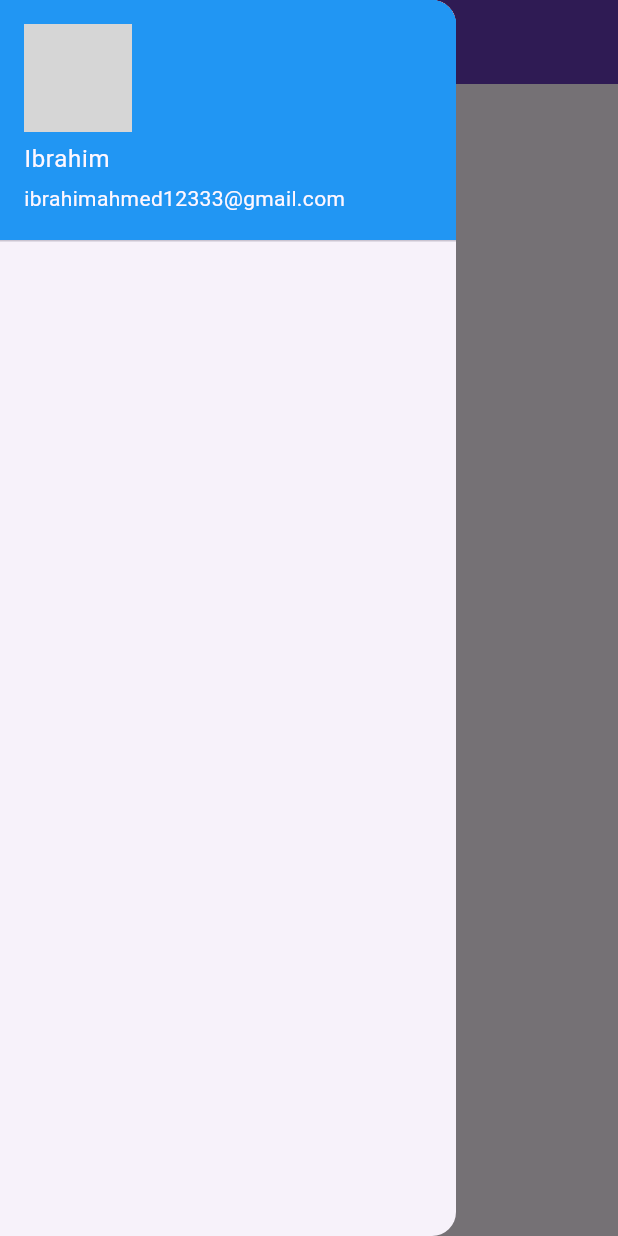
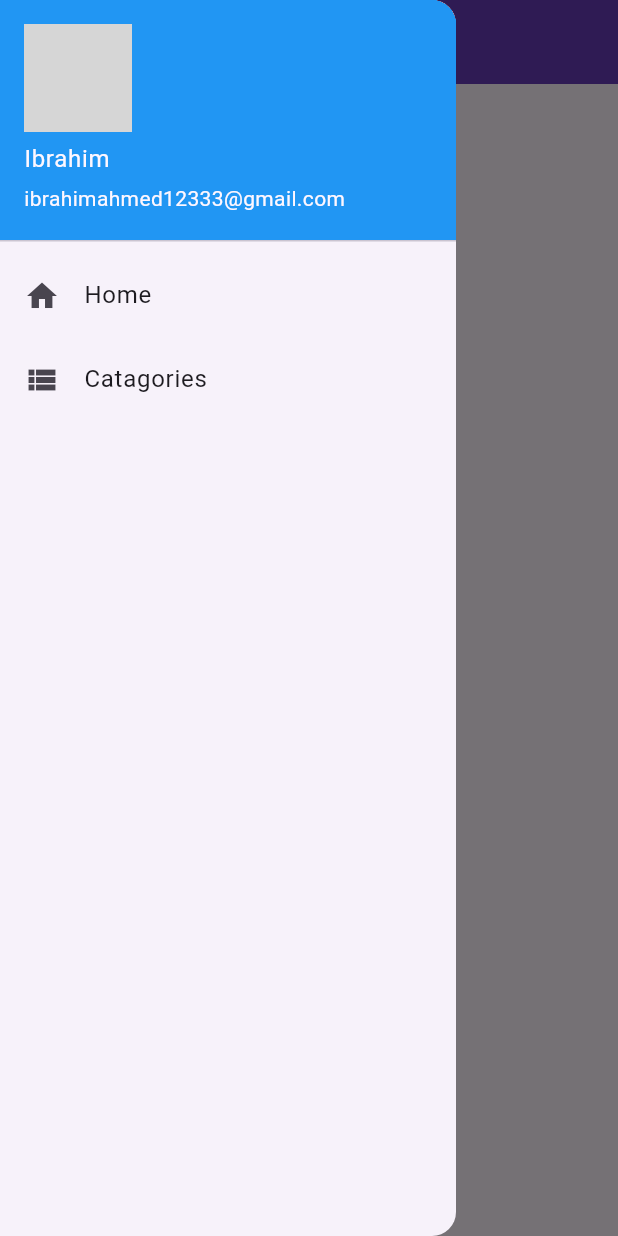
Before and after one commit to IbrahimAhmed413/sqflite, a Flutter app: the screen it shows after launch, with the side drawer open, on a phone screen of 412 x 824 dp. Run offline on Flutter 3.47's test engine with Material 3 defaults, Android fonts, the phone set to English and light mode, and no system bars; grey boxes are pictures that could not be loaded.

Commit message:
Made a drawer tile for home and clicking on it nevigate to home screen

```diff
--- a/lib/helpers/drawar_navigation.dart
+++ b/lib/helpers/drawar_navigation.dart
@@ -1,4 +1,5 @@
 import 'package:flutter/material.dart';
+import 'package:sqflite/home_screen.dart';
 
 class DrawarNavigation extends StatefulWidget {
   @override
@@ -19,6 +20,20 @@ class _DrawarNavigationState extends State<DrawarNavigation> {
               accountName: Text("Ibrahim"),
               accountEmail: Text("ibrahimahmed12333@gmail.com"),
               decoration: BoxDecoration(color: Colors.blue),
+            ),
+            ListTile(
+              leading: Icon(Icons.home),
+              title: Text("Home"),
+              onTap: () {
+                Navigator.of(context).push(MaterialPageRoute(
+                  builder: (context) => HomeScreen(),
+                ));
+              },
+            ),
+            ListTile(
+              leading: Icon(Icons.view_list),
+              title: Text("Catagories"),
+              onTap: () {},
             )
           ],
         ),
--- a/lib/home_screen.dart
+++ b/lib/home_screen.dart
@@ -2,8 +2,6 @@ import 'package:flutter/material.dart';
 import 'package:sqflite/helpers/drawar_navigation.dart';
 
 class HomeScreen extends StatefulWidget {
-  const HomeScreen({super.key});
-
   @override
   State<HomeScreen> createState() => _HomeScreenState();
 }
```
